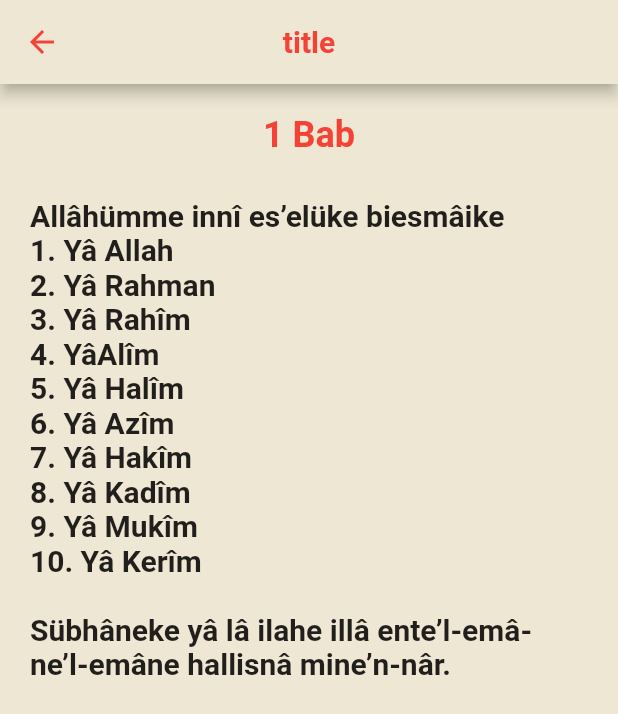
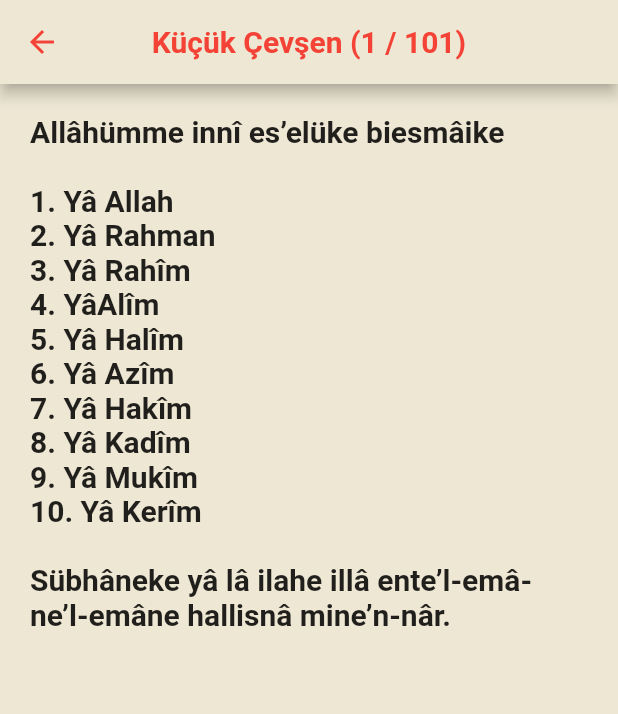
Before and after one commit to yakupbilgen/evradu-ezkar, a Flutter app: the KucukCevsenHomepage screen opened directly, after a tap on an icon or button, on a phone screen of 412 x 824 dp. Shown: the top 714 px of the screen. Run offline on Flutter 3.47's test engine with Material 2 defaults, Android fonts, the phone set to English and light mode, and no system bars.

Commit message:
kucuk cevsen turkish appbar wrong running. Why?

```diff
--- a/lib/constant/kucuk_cevsen/kucuk_cevsen_constant.dart
+++ b/lib/constant/kucuk_cevsen/kucuk_cevsen_constant.dart
@@ -1,9 +1,11 @@
 class KucukCevsenConstant {
-  static const appBarTitle = 'Küçük Çevşen Oku';
+  static const appBarTitleHomepage = 'Küçük Çevşen Oku';
+  static const appBarTitleReadScreen = 'Küçük Çevşen';
 
   static const babList = [
     """
 Allâhümme innî es’elüke biesmâike
+
 1. Yâ Allah
 2. Yâ Rahman
 3. Yâ Rahîm
--- a/lib/main.dart
+++ b/lib/main.dart
@@ -1,6 +1,7 @@
 import 'package:flutter/material.dart';
 
 import 'screen/homepage_screen_list.dart';
+import 'screen/kucuk_cevsen/kucuk_cevsen_homepage.dart';
 
 void main() {
   runApp(const MyApp());
@@ -25,7 +26,7 @@ class MyApp extends StatelessWidget {
       theme: ThemeData(
         primarySwatch: Colors.orange,
       ),
-      home: const HomepageScreenList(),
+      home: const KucukCevsenHomepage(),
       debugShowCheckedModeBanner: false,
     );
   }
--- a/lib/screen/kucuk_cevsen/kucuk_cevsen_homepage.dart
+++ b/lib/screen/kucuk_cevsen/kucuk_cevsen_homepage.dart
@@ -14,7 +14,7 @@ class _KucukCevsenHomepageState extends State<KucukCevsenHomepage> {
   @override
   Widget build(BuildContext context) {
     return Scaffold(
-      appBar: appAppBar(context, KucukCevsenConstant.appBarTitle),
+      appBar: appAppBar(context, KucukCevsenConstant.appBarTitleHomepage),
       backgroundColor: AppConstant.bgColor,
       body: ListView.separated(
         itemCount: KucukCevsenConstant.babList.length,
--- a/lib/screen/kucuk_cevsen/kucuk_cevsen_read_screen.dart
+++ b/lib/screen/kucuk_cevsen/kucuk_cevsen_read_screen.dart
@@ -14,7 +14,16 @@ class KucukCevsenReadScreen extends StatefulWidget {
   _KucukCevsenReadScreenState createState() => _KucukCevsenReadScreenState();
 }
 
+late int pageCount;
+int listCount = KucukCevsenConstant.babList.length;
+
 class _KucukCevsenReadScreenState extends State<KucukCevsenReadScreen> {
+  @override
+  void initState() {
+    super.initState();
+    pageCount = widget.babIndex + 1;
+  }
+
   @override
   Widget build(BuildContext context) {
     bool isFirstOpen = true;
@@ -22,35 +31,28 @@ class _KucukCevsenReadScreenState extends State<KucukCevsenReadScreen> {
         PageController(initialPage: widget.babIndex);
 
     return Scaffold(
-      appBar: appAppBar(context, "title"),
+      appBar: appAppBar(
+          context,
+          KucukCevsenConstant.appBarTitleReadScreen +
+              ' ($pageCount / $listCount)'),
       backgroundColor: AppConstant.bgColor,
-      body: SafeArea(
+      body: Padding(
+        padding: const EdgeInsets.all(AppConstant.defaultPadding),
         child: PageView.builder(
           controller: _controller,
-          itemCount: KucukCevsenConstant.babList.length,
+          itemCount: listCount,
           itemBuilder: (context, index) {
             (isFirstOpen) ? index = widget.babIndex : null;
             isFirstOpen = false;
-            return Padding(
-              padding: const EdgeInsets.all(20.0),
-              child: SingleChildScrollView(
-                child: Column(
-                  mainAxisAlignment: MainAxisAlignment.center,
-                  children: [
-                    Text(
-                      '${(index + 1).toString()} Bab\n',
-                      style: Theme.of(context).textTheme.headline5?.copyWith(
-                          color: Colors.red, fontWeight: FontWeight.bold),
-                    ),
-                    Text(
-                      KucukCevsenConstant.babList[index],
-                      style: Theme.of(context)
-                          .textTheme
-                          .headline6
-                          ?.copyWith(fontWeight: FontWeight.bold),
-                    ),
-                  ],
-                ),
+            pageCount = index + 1;
+            debugPrint('page countt => ' + pageCount.toString());
+            return SingleChildScrollView(
+              child: Text(
+                KucukCevsenConstant.babList[index],
+                style: Theme.of(context)
+                    .textTheme
+                    .headline6
+                    ?.copyWith(fontWeight: FontWeight.bold),
               ),
             );
           },
```
